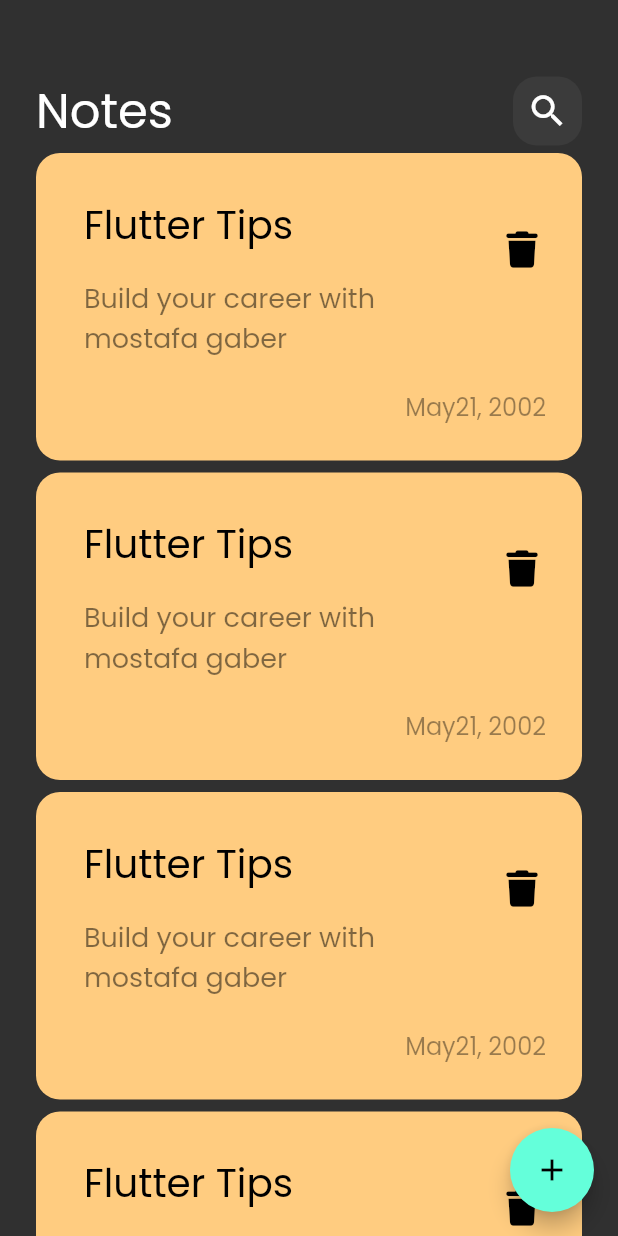
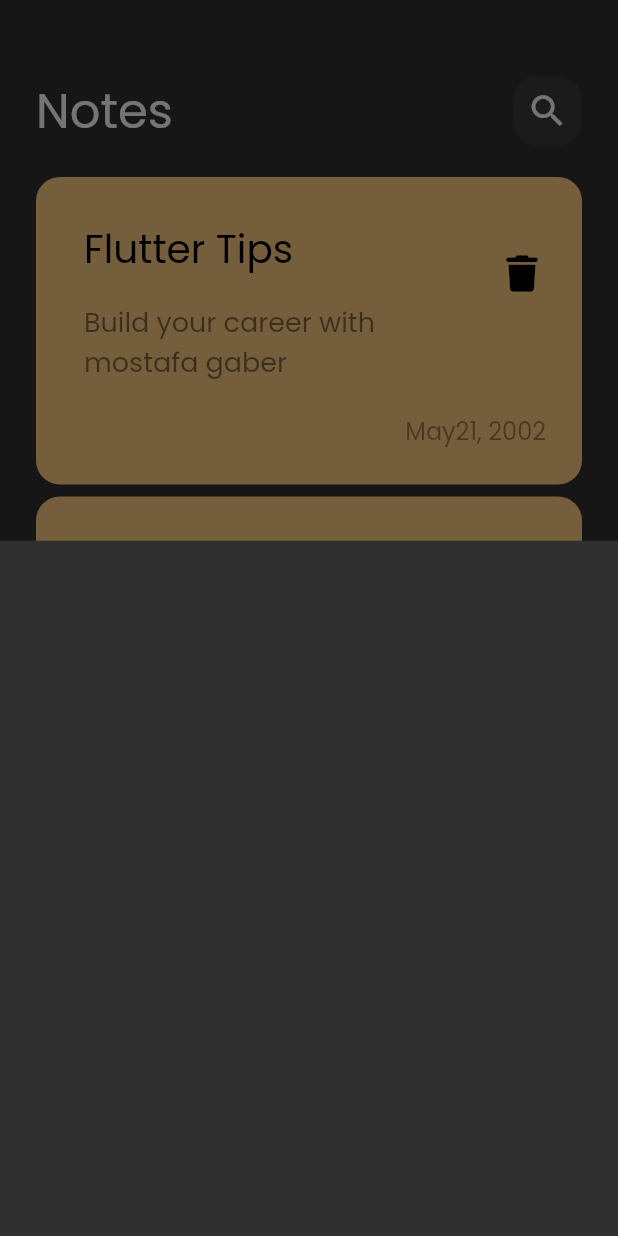
Before and after one commit to MostafaGaber135/Notes_App, a Flutter app: the screen it shows after launch, after a tap on the "add" icon, on a phone screen of 412 x 824 dp. Run offline on Flutter 3.47's test engine with Material 2 defaults, Android fonts, the phone set to English and light mode, and no system bars; our stand-ins replace font_awesome_flutter.

Commit message:
show modal bottom sheet

```diff
--- a/lib/views/notes_view.dart
+++ b/lib/views/notes_view.dart
@@ -1,4 +1,5 @@
 import 'package:flutter/material.dart';
+import 'package:notes_app/widgets/add_note_bottom_sheet.dart';
 import 'package:notes_app/widgets/notes_view_body.dart';
 
 class NotesView extends StatelessWidget {
@@ -7,7 +8,14 @@ class NotesView extends StatelessWidget {
   @override
   Widget build(BuildContext context) {
     return  Scaffold(
-      floatingActionButton: FloatingActionButton(onPressed: (){}, child: const Icon(Icons.add),),
+      floatingActionButton: FloatingActionButton(
+        onPressed: (){
+          showModalBottomSheet(context: context, builder: (context){
+                return const AddNoteBottomSheet();
+          });
+        },
+        child: const Icon(Icons.add),
+        ),
       body:const NotesViewBody(),
     );
   }
--- /dev/null
+++ b/lib/widgets/add_note_bottom_sheet.dart
@@ -0,0 +1,11 @@
+import 'package:flutter/material.dart';
+
+class AddNoteBottomSheet extends StatelessWidget{
+  const AddNoteBottomSheet({Key? key}) : super(key: key);
+  @override
+  Widget build(BuildContext context) {
+
+    return Container();
+  }
+
+}
--- a/lib/widgets/custom_notes_listview.dart
+++ b/lib/widgets/custom_notes_listview.dart
@@ -6,11 +6,16 @@ class NotesListView extends StatelessWidget {
 
 @override
 Widget build(BuildContext context){
-  return ListView.builder(itemBuilder: (context, index){
-      return Padding(
-        padding: const EdgeInsets.symmetric(vertical: 4),
-        child: const CustomNoteItem(),
-      );
-  });
+  return Padding(
+    padding: const EdgeInsets.symmetric(vertical: 16),
+    child: ListView.builder(
+      padding: EdgeInsets.zero,
+      itemBuilder: (context, index){
+        return const Padding(
+          padding: EdgeInsets.symmetric(vertical: 4),
+          child: CustomNoteItem(),
+        );
+    }),
+  );
 }
 }
--- a/lib/widgets/notes_view_body.dart
+++ b/lib/widgets/notes_view_body.dart
@@ -1,7 +1,6 @@
 
 import 'package:flutter/material.dart';
 import 'package:notes_app/widgets/custom_app_bar.dart';
-import 'package:notes_app/widgets/custom_note_item.dart';
 import 'package:notes_app/widgets/custom_notes_listview.dart';
 
 class NotesViewBody extends StatelessWidget {
```
